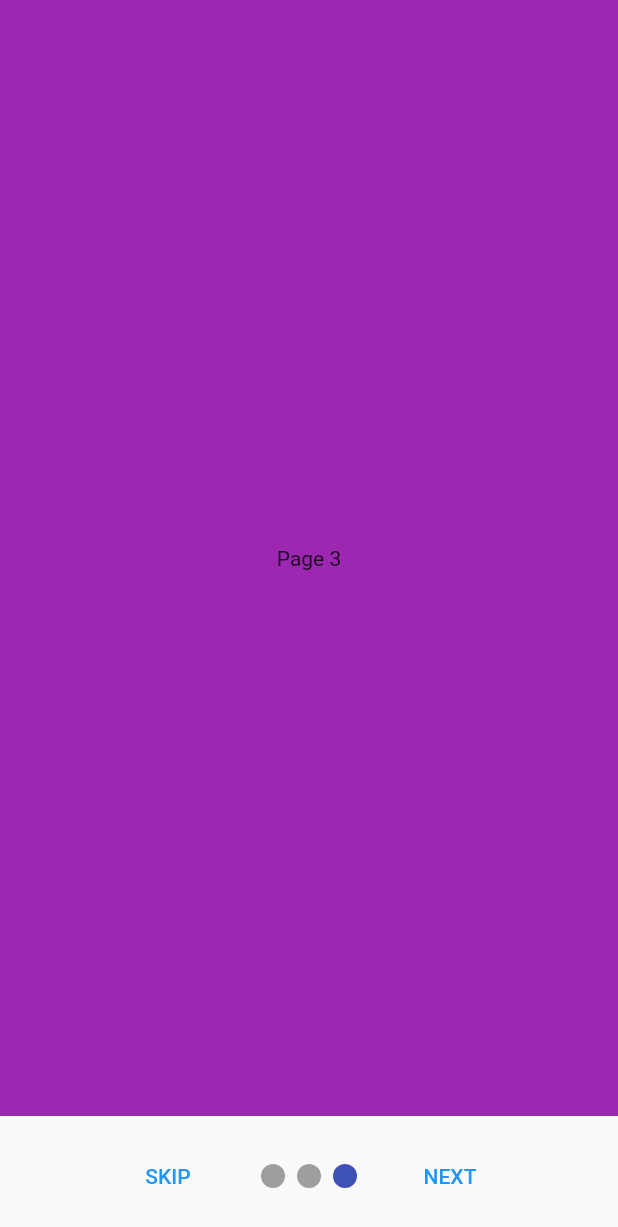
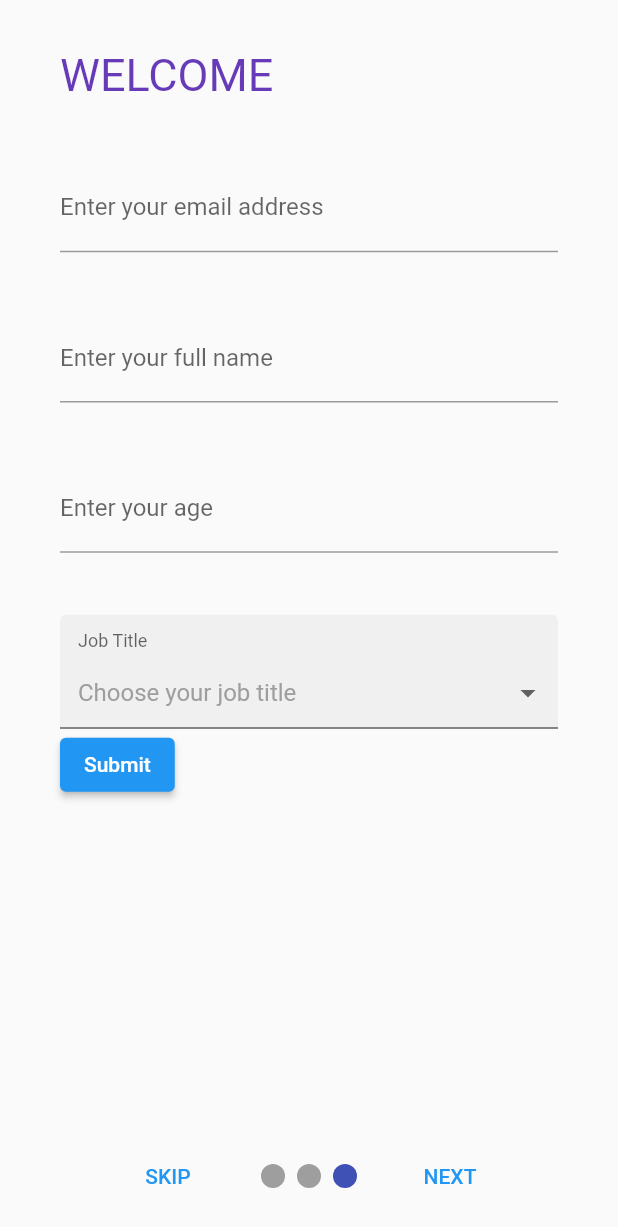
Before and after one commit to CarahPrinsloo/JobMatcha, a Flutter app: the screen it shows after launch, swiped to page 3, on a phone screen of 412 x 824 dp. Shown: the top 1227 px of the screen. Run offline on Flutter 3.47's test engine with Material 2 defaults, Android fonts, the phone set to English and light mode, and no system bars; drawn by our look-alikes of dropdown_formfield, smooth_page_indicator; our stand-ins replace flutter_svg; project files that could hold a hidden picture were left out.

Commit message:
added form to signup page; need to still add bio and images input to sign up page

```diff
--- a/client-app/lib/views/onboarding_page.dart
+++ b/client-app/lib/views/onboarding_page.dart
@@ -1,3 +1,5 @@
+import 'package:client_app/views/home_page.dart';
+import 'package:dropdown_formfield/dropdown_formfield.dart';
 import 'package:flutter/cupertino.dart';
 import 'package:flutter/material.dart';
 import 'package:smooth_page_indicator/smooth_page_indicator.dart';
@@ -28,7 +30,7 @@ class _OnboardingPageState extends State<OnboardingPage> {
           children: [
             page(Colors.deepPurpleAccent, "Page 1"),
             page(Colors.deepPurple, "Page 2"),
-            page(Colors.purple, "Page 3"),
+            const SignUpPage(),
           ],
         ),
       ),
@@ -85,3 +87,183 @@ class _OnboardingPageState extends State<OnboardingPage> {
     );
   }
 }
+
+class SignUpPage extends StatefulWidget {
+  const SignUpPage({Key? key}) : super(key: key);
+
+  @override
+  _SignUpPageState createState() => _SignUpPageState();
+}
+
+class _SignUpPageState extends State<SignUpPage> {
+  final formKey = GlobalKey<FormState>(); //key for form
+
+  late String email;
+  late String fullName;
+  late int age;
+  late String jobTitle;
+
+  @override
+  void initState() {
+    super.initState();
+    jobTitle = "";
+  }
+
+  @override
+  Widget build(BuildContext context) {
+    final double height = MediaQuery.of(context).size.height;
+
+    return Container(
+      padding: const EdgeInsets.only(left: 40, right: 40),
+      child: Form(
+        key: formKey,
+        child: Column(
+          crossAxisAlignment: CrossAxisAlignment.start,
+          children: [
+            SizedBox(height: height * 0.04),
+            const Text(
+              "WELCOME",
+              style: TextStyle(fontSize: 30, color: Colors.deepPurple),
+            ),
+            SizedBox(height: height * 0.05),
+            TextFormField(
+              decoration: const InputDecoration(
+                labelText: "Enter your email address",
+              ),
+              validator: (value) {
+                if (value != null && value.isNotEmpty && _isValidEmail(value)) {
+                  email = value;
+                  return null;
+                }
+                email = "";
+                return "Required: Enter a valid email address";
+              },
+            ),
+            SizedBox(height: height * 0.05),
+            TextFormField(
+              decoration: const InputDecoration(
+                labelText: "Enter your full name",
+              ),
+              validator: (value) {
+                if (value != null && value.isNotEmpty) {
+                  fullName = value;
+                  return null;
+                }
+                fullName = "";
+                return "Required: Enter your full name";
+              },
+            ),
+            SizedBox(height: height * 0.05),
+            TextFormField(
+              decoration: const InputDecoration(
+                labelText: "Enter your age",
+              ),
+              validator: (value) {
+                if (value != null && value.isNotEmpty && _isInteger(value) && (int.parse(value) >= 1)) {
+                  age = int.parse(value);
+                  return null;
+                }
+                age = -1;
+                return "Required: Enter your age";
+              },
+            ),
+            SizedBox(height: height * 0.05),
+            jobTitleDropDownList(),
+            ElevatedButton(
+              onPressed: () async {
+                if (formKey.currentState!.validate()) {
+                  formKey.currentState!.save();
+                  // add user here w/ async method
+
+                  if (!(fullName == null || fullName.isEmpty)
+                  && !(email == null || email.isEmpty)
+                  && !(age == null && age <= 0)
+                  && !(jobTitle == null || jobTitle.isEmpty)) {
+                    Navigator.push(
+                      context,
+                      MaterialPageRoute(builder: (context) => const HomePage()),
+                    );
+                  }
+                }
+              },
+              child: Text("Submit"),
+            ),
+          ],
+        ),
+      ),
+    );
+  }
+
+  DropDownFormField jobTitleDropDownList() {
+    return DropDownFormField(
+      titleText: 'Job Title',
+      hintText: 'Choose your job title',
+      value: jobTitle,
+      onSaved: (value) {
+        setState(() {
+          jobTitle = value;
+        });
+      },
+      onChanged: (value) {
+        setState(() {
+          jobTitle = value;
+        });
+      },
+      dataSource: const [
+        {
+          "display": "Full Stack Software Developer",
+          "value": "Full Stack Software Developer",
+        },
+        {
+          "display": "Backend Software Developer",
+          "value": "Backend Software Developer",
+        },
+        {
+          "display": "Frontend Software Developer",
+          "value": "Frontend Software Developer",
+        },
+        {
+          "display": "Web Developer",
+          "value": "Web Developer",
+        },
+        {
+          "display": "Data Scientist",
+          "value": "Data Scientist",
+        },
+        {
+          "display": "Mobile Developer",
+          "value": "Mobile Developer",
+        },
+        {
+          "display": "DevOps Developer",
+          "value": "DevOps Developer",
+        },
+      ],
+      textField: 'display',
+      valueField: 'value',
+      validator: (value) {
+        if (value != null && value.isNotEmpty) {
+          jobTitle = value;
+          return null;
+        }
+        jobTitle = "";
+        return "Required: Choose a job title";
+      },
+    );
+  }
+
+  bool _isValidEmail(String email) {
+    return RegExp(
+            r"^[a-zA-Z0-9.a-zA-Z0-9.!#$%&'*+-/=?^_`{|}~]+@[a-zA-Z0-9]+\.[a-zA-Z]+")
+        .hasMatch(email);
+  }
+
+  bool _isInteger(value) {
+    try {
+      double.parse(value);
+    } on FormatException {
+      return false;
+    }
+    return true;
+  }
+}
--- a/client-app/pubspec.yaml
+++ b/client-app/pubspec.yaml
@@ -40,6 +40,7 @@ dependencies:
   flutter_custom_clippers: ^1.1.2
   flutter_bloc: ^8.0.1
   smooth_page_indicator: ^1.0.0+2
+  dropdown_formfield: ^0.1.4
 
 dev_dependencies:
   flutter_test:
```
Also changed, not shown: client-app/pubspec.lock. Lines whose indentation alone changed are shown as unchanged.
